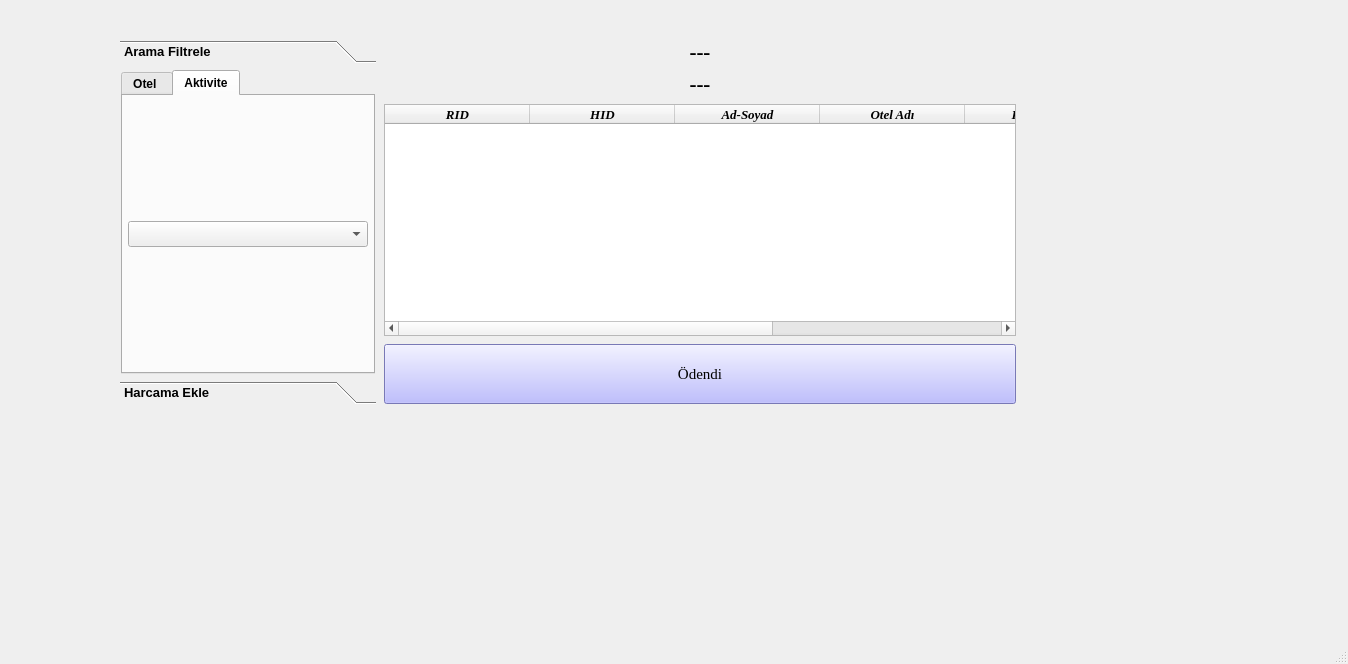
First picture: the form in ui_designs/musteriHesap.ui, repository subhanakbenli/Rezervasyon-Takip-Program-, before the edit.
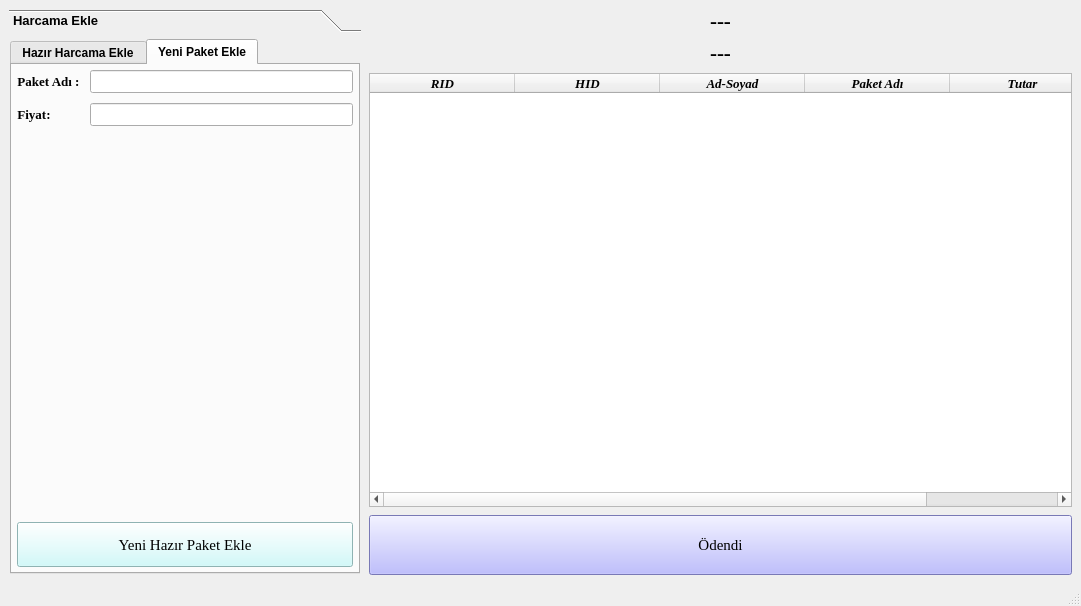
Second picture: the form after the edit. The open tabs and pages were chosen to show the change.

Patch:
```diff
--- a/ui_designs/musteriHesap.ui
+++ b/ui_designs/musteriHesap.ui
@@ -6,24 +6,17 @@
    <rect>
     <x>0</x>
     <y>0</y>
-    <width>1348</width>
-    <height>664</height>
+    <width>1081</width>
+    <height>606</height>
    </rect>
   </property>
   <property name="windowTitle">
    <string>Hesap Ekranı</string>
   </property>
   <widget class="QWidget" name="centralwidget">
-   <widget class="QWidget" name="">
-    <property name="geometry">
-     <rect>
-      <x>120</x>
-      <y>40</y>
-      <width>896</width>
-      <height>364</height>
-     </rect>
-    </property>
-    <layout class="QHBoxLayout" name="horizontalLayout_2" stretch="17,42">
+   <layout class="QGridLayout" name="gridLayout_2">
+    <item row="0" column="0">
+     <layout class="QHBoxLayout" name="horizontalLayout_2" stretch="20,40">
      <property name="spacing">
       <number>8</number>
      </property>
@@ -37,112 +30,15 @@
         </font>
        </property>
        <property name="currentIndex">
-        <number>1</number>
-       </property>
-       <widget class="QWidget" name="page">
-        <property name="geometry">
-         <rect>
-          <x>0</x>
-          <y>0</y>
-          <width>255</width>
-          <height>290</height>
-         </rect>
-        </property>
-        <attribute name="label">
-         <string>Arama Filtrele</string>
-        </attribute>
-        <layout class="QGridLayout" name="gridLayout_2">
-         <property name="leftMargin">
-          <number>1</number>
-         </property>
-         <property name="topMargin">
-          <number>1</number>
-         </property>
-         <property name="rightMargin">
-          <number>1</number>
-         </property>
-         <property name="bottomMargin">
-          <number>1</number>
-         </property>
-         <item row="0" column="0">
-          <widget class="QTabWidget" name="tabWidget_2">
-           <property name="font">
-            <font>
-             <pointsize>9</pointsize>
-             <weight>75</weight>
-             <bold>true</bold>
-            </font>
-           </property>
-           <property name="currentIndex">
-            <number>1</number>
-           </property>
-           <widget class="QWidget" name="tab_4">
-            <attribute name="title">
-             <string>Otel </string>
-            </attribute>
-            <layout class="QVBoxLayout" name="verticalLayout_6">
-             <property name="leftMargin">
-              <number>5</number>
-             </property>
-             <property name="topMargin">
-              <number>5</number>
-             </property>
-             <property name="rightMargin">
-              <number>5</number>
-             </property>
-             <property name="bottomMargin">
-              <number>5</number>
-             </property>
-             <item>
-              <widget class="QComboBox" name="comboBox_otel">
-               <property name="font">
-                <font>
-                 <pointsize>11</pointsize>
-                </font>
-               </property>
-              </widget>
-             </item>
-            </layout>
-           </widget>
-           <widget class="QWidget" name="tab_3">
-            <attribute name="title">
-             <string>Aktivite</string>
-            </attribute>
-            <layout class="QVBoxLayout" name="verticalLayout_4">
-             <property name="leftMargin">
-              <number>5</number>
-             </property>
-             <property name="topMargin">
-              <number>5</number>
-             </property>
-             <property name="rightMargin">
-              <number>5</number>
-             </property>
-             <property name="bottomMargin">
-              <number>5</number>
-             </property>
-             <item>
-              <widget class="QComboBox" name="comboBox_aktivite">
-               <property name="font">
-                <font>
-                 <pointsize>11</pointsize>
-                </font>
-               </property>
-              </widget>
-             </item>
-            </layout>
-           </widget>
-          </widget>
-         </item>
-        </layout>
-       </widget>
+         <number>0</number>
+        </property>
        <widget class="QWidget" name="page_2">
         <property name="geometry">
          <rect>
           <x>0</x>
           <y>0</y>
-          <width>255</width>
-          <height>290</height>
+           <width>350</width>
+           <height>495</height>
          </rect>
         </property>
         <attribute name="label">
@@ -321,7 +217,7 @@
            </widget>
            <widget class="QWidget" name="tab_2">
             <attribute name="title">
-             <string>Özel Harcama Ekle</string>
+              <string>Yeni Paket Ekle</string>
             </attribute>
             <layout class="QGridLayout" name="gridLayout_6">
              <property name="leftMargin">
@@ -454,7 +350,7 @@
                 <string notr="true">background-color:rgb(200, 250, 250)</string>
                </property>
                <property name="text">
-                <string>Harcama Ekle</string>
+                 <string>Yeni Hazır Paket Ekle</string>
                </property>
               </widget>
              </item>
@@ -574,7 +470,7 @@
             <number>0</number>
            </property>
            <property name="columnCount">
-            <number>7</number>
+             <number>6</number>
            </property>
            <attribute name="horizontalHeaderDefaultSectionSize">
             <number>145</number>
@@ -612,11 +508,6 @@
              <string>Ad-Soyad</string>
             </property>
            </column>
-           <column>
-            <property name="text">
-             <string>Otel Adı</string>
-            </property>
-           </column>
            <column>
             <property name="text">
              <string>Paket Adı</string>
@@ -671,7 +562,8 @@
       </layout>
      </item>
     </layout>
-   </widget>
+    </item>
+   </layout>
   </widget>
   <widget class="QMenuBar" name="menubar">
    <property name="geometry">
```
Left out of the diff: 2 changed lines with no effect on the pictures. Lines whose indentation alone changed are shown as unchanged.
